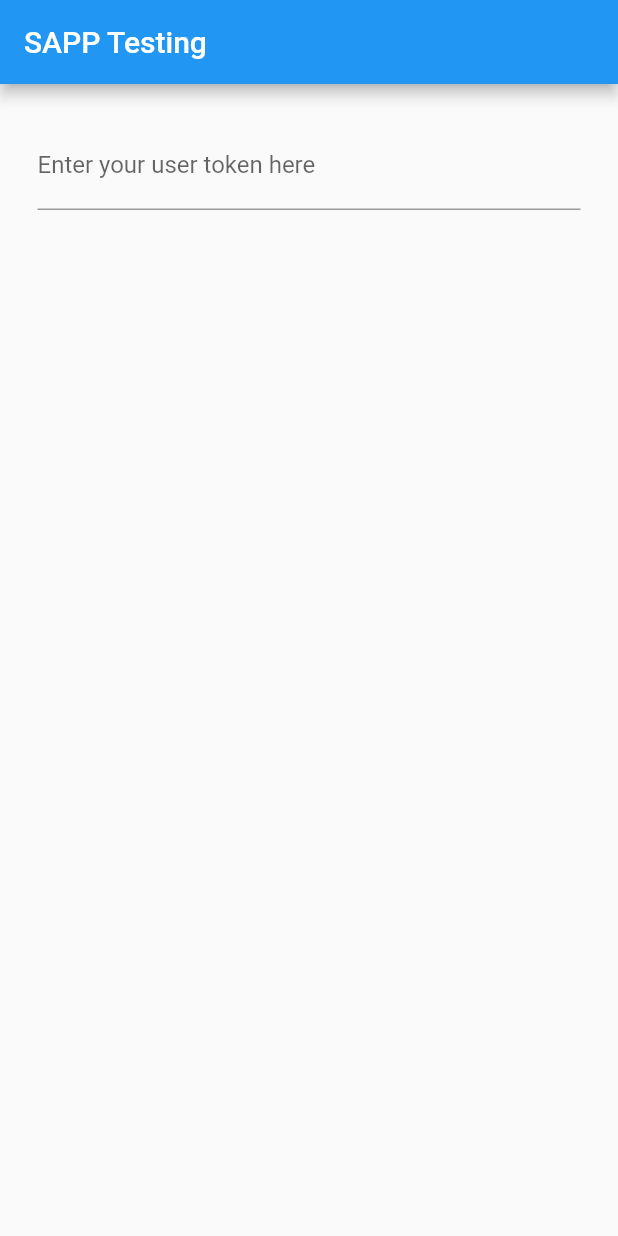
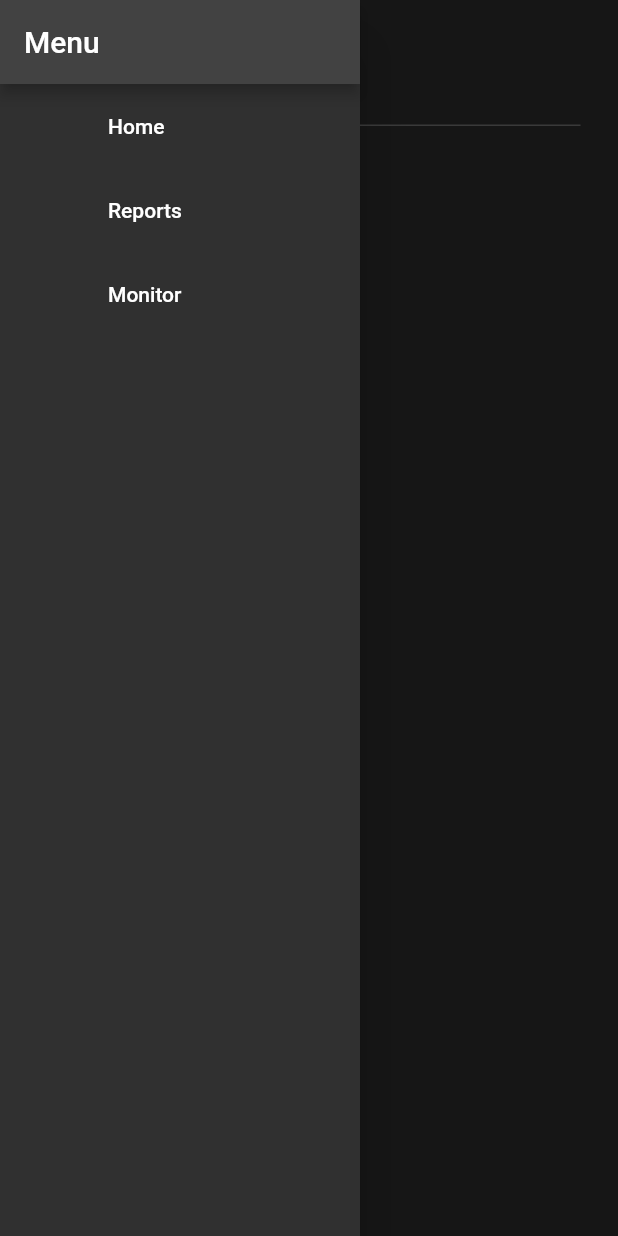
Before and after one commit to marianocarrazana/satorici-gui-flutter, a Flutter app: the screen it shows after launch, with the side drawer open (before the commit the screen has no drawer), on a phone screen of 412 x 824 dp. Run offline on Flutter 3.47's test engine with Material 2 defaults, Android fonts, the phone set to English and light mode, and no system bars; our stand-ins replace get, shared_preferences; network calls fail.

Commit message:
Add Nav menu Add Routes Add Widgets Use GetX

```diff
--- /dev/null
+++ b/lib/home.dart
@@ -0,0 +1,125 @@
+import 'dart:convert';
+
+import 'package:flutter/material.dart';
+import 'package:shared_preferences/shared_preferences.dart';
+import 'package:http/http.dart' as http;
+
+class Home extends StatefulWidget {
+  const Home({super.key});
+
+  @override
+  State<Home> createState() => _HomeState();
+}
+
+class _HomeState extends State<Home> {
+  final Future<SharedPreferences> _prefs = SharedPreferences.getInstance();
+  late Future<String> _token;
+  List<dynamic> _monitors = [];
+  String api_host = 'https://nuvyp2kffa.execute-api.us-east-2.amazonaws.com';
+  Future<void> _change_text(val) async {
+    final SharedPreferences prefs = await _prefs;
+    _token = prefs.setString('token', val).then((bool success) {
+      print('Saved: $val');
+      return val;
+    });
+    Map<String, String> requestHeaders = {
+      'Accept': 'application/json',
+      'Authorization': 'token $val'
+    };
+    http
+        .get(Uri.parse('$api_host/monitor'), headers: requestHeaders)
+        .then((response) {
+      print(response.body);
+      if (response.statusCode == 200) {
+        setState(() {
+          _monitors = jsonDecode(response.body);
+        });
+        // for (var mon in monitors) {
+        //   print(mon['ID']);
+        // }
+      } else {
+        print("error");
+      }
+    });
+  }
+
+  @override
+  void initState() {
+    super.initState();
+    _token = _prefs.then((SharedPreferences prefs) {
+      var token = prefs.getString('token') ?? 'Paste your token here';
+      print(prefs.getString('token'));
+      _change_text(token);
+      return token;
+    });
+  }
+
+  @override
+  Widget build(BuildContext context) {
+    return Column(
+      crossAxisAlignment: CrossAxisAlignment.center,
+      children: <Widget>[
+        Container(
+            margin: EdgeInsets.all(25.0),
+            child: TextFormField(
+              onFieldSubmitted: _change_text,
+              decoration: const InputDecoration(
+                border: UnderlineInputBorder(),
+                labelText: 'Enter your user token here',
+              ),
+            )),
+        Container(
+            margin: const EdgeInsets.all(25.0),
+            height: 500,
+            child: MonitorList(
+              monitors: _monitors,
+            ))
+      ],
+    );
+  }
+}
+
+class MonitorList extends StatefulWidget {
+  final List<dynamic> monitors;
+  const MonitorList({super.key, required this.monitors});
+
+  @override
+  State<MonitorList> createState() => _MonitorListState();
+}
+
+class _MonitorListState extends State<MonitorList> {
+  List<Widget> _getListings() {
+    var listings = <Widget>[];
+    for (var mon in widget.monitors) {
+      listings.add(Container(
+          decoration: BoxDecoration(
+            border: Border.all(color: Color.fromARGB(95, 0, 0, 0), width: 1),
+            borderRadius: BorderRadius.circular(5),
+            gradient: LinearGradient(colors: [
+              Color.fromARGB(255, 134, 183, 255),
+              Colors.blueAccent
+            ]),
+            boxShadow: [
+              BoxShadow(
+                  color: Color.fromARGB(108, 11, 23, 33),
+                  offset: new Offset(4, 4),
+                  blurRadius: 6),
+            ],
+          ),
+          margin: const EdgeInsets.all(20),
+          padding: const EdgeInsets.all(10),
+          child: Column(children: [
+            for (var key in mon.keys)
+              Row(
+                children: [Text('$key: '), Text(mon[key])],
+              )
+          ])));
+    }
+    return listings;
+  }
+
+  @override
+  Widget build(BuildContext context) {
+    return ListView(padding: const EdgeInsets.all(2), children: _getListings());
+  }
+}
--- a/lib/main.dart
+++ b/lib/main.dart
@@ -1,8 +1,9 @@
-import 'dart:convert';
+import 'package:flutter/material.dart';
+import 'package:get/get.dart';
 
-import 'package:flutter/material.dart';
-import 'package:http/http.dart' as http;
-import 'package:shared_preferences/shared_preferences.dart';
+import 'home.dart';
+import 'monitor.dart';
+import 'splitview.dart';
 
 void main() {
   runApp(const MyApp());
@@ -12,132 +13,17 @@ class MyApp extends StatelessWidget {
   const MyApp({super.key});
   @override
   Widget build(BuildContext context) {
-    return MaterialApp(
+    return GetMaterialApp(
         title: 'SAPP',
-        home: Scaffold(
-            appBar: AppBar(
-              title: const Text('SAPP Testing'),
-            ),
-            body: Home()));
+        defaultTransition: Transition.noTransition,
+        initialRoute: '/home',
+        theme: ThemeData.dark(),
+        getPages: [
+          GetPage(name: '/home', page: () => SplitView(content: Home())),
+          GetPage(
+              name: '/reports', page: () => const SplitView(content: Home())),
+          GetPage(
+              name: '/monitor', page: () => const SplitView(content: Monitor()))
+        ]);
   }
 }
-
-class Home extends StatefulWidget {
-  const Home({super.key});
-
-  @override
-  State<Home> createState() => _HomeState();
-}
-
-class _HomeState extends State<Home> {
-  final Future<SharedPreferences> _prefs = SharedPreferences.getInstance();
-  late Future<String> _token;
-  List<dynamic> _monitors = [];
-  String api_host = 'https://nuvyp2kffa.execute-api.us-east-2.amazonaws.com';
-  Future<void> _change_text(val) async {
-    final SharedPreferences prefs = await _prefs;
-    _token = prefs.setString('token', val).then((bool success) {
-      print('Saved: $val');
-      return val;
-    });
-    Map<String, String> requestHeaders = {
-      'Accept': 'application/json',
-      'Authorization': 'token $val'
-    };
-    http
-        .get(Uri.parse('$api_host/monitor'), headers: requestHeaders)
-        .then((response) {
-      print(response.body);
-      if (response.statusCode == 200) {
-        setState(() {
-          _monitors = jsonDecode(response.body);
-        });
-        // for (var mon in monitors) {
-        //   print(mon['ID']);
-        // }
-      } else {
-        print("error");
-      }
-    });
-  }
-
-  @override
-  void initState() {
-    super.initState();
-    _token = _prefs.then((SharedPreferences prefs) {
-      var token = prefs.getString('token') ?? 'Paste your token here';
-      print(prefs.getString('token'));
-      _change_text(token);
-      return token;
-    });
-  }
-
-  @override
-  Widget build(BuildContext context) {
-    return Column(
-      crossAxisAlignment: CrossAxisAlignment.center,
-      children: <Widget>[
-        Container(
-            margin: EdgeInsets.all(25.0),
-            child: TextFormField(
-              onFieldSubmitted: _change_text,
-              decoration: const InputDecoration(
-                border: UnderlineInputBorder(),
-                labelText: 'Enter your user token here',
-              ),
-            )),
-        Container(
-            margin: const EdgeInsets.all(25.0),
-            height: 500,
-            child: MonitorList(
-              monitors: _monitors,
-            ))
-      ],
-    );
-  }
-}
-
-class MonitorList extends StatefulWidget {
-  final List<dynamic> monitors;
-  const MonitorList({super.key, required this.monitors});
-
-  @override
-  State<MonitorList> createState() => _MonitorListState();
-}
-
-class _MonitorListState extends State<MonitorList> {
-  List<Widget> _getListings() {
-    var listings = <Widget>[];
-    for (var mon in widget.monitors) {
-      listings.add(Container(
-          decoration: BoxDecoration(
-            border: Border.all(color: Color.fromARGB(95, 0, 0, 0), width: 1),
-            borderRadius: BorderRadius.circular(5),
-            gradient: LinearGradient(colors: [
-              Color.fromARGB(255, 134, 183, 255),
-              Colors.blueAccent
-            ]),
-            boxShadow: [
-              BoxShadow(
-                  color: Color.fromARGB(108, 11, 23, 33),
-                  offset: new Offset(4, 4),
-                  blurRadius: 6),
-            ],
-          ),
-          margin: const EdgeInsets.all(20),
-          padding: const EdgeInsets.all(10),
-          child: Column(children: [
-            for (var key in mon.keys)
-              Row(
-                children: [Text('$key: '), Text(mon[key])],
-              )
-          ])));
-    }
-    return listings;
-  }
-
-  @override
-  Widget build(BuildContext context) {
-    return ListView(padding: const EdgeInsets.all(2), children: _getListings());
-  }
-}
--- /dev/null
+++ b/lib/menu.dart
@@ -0,0 +1,54 @@
+// app_menu.dart
+import 'package:flutter/material.dart';
+import 'package:get/get.dart';
+
+class AppMenu extends StatelessWidget {
+  final _pageList = {
+    'Home': '/home',
+    'Reports': '/reports',
+    'Monitor': '/monitor',
+  };
+  @override
+  Widget build(BuildContext context) {
+    return Scaffold(
+      appBar: AppBar(title: Text('Menu')),
+      body: ListView(
+        // Note: use ListView.builder if there are many items
+        children: <Widget>[
+          // iterate through the keys to get the page names
+          for (String pageName in _pageList.keys)
+            PageListTile(
+              pageName: pageName,
+              onPressed: () => Get.toNamed(_pageList[pageName]!),
+            ),
+        ],
+      ),
+    );
+  }
+}
+
+class PageListTile extends StatelessWidget {
+  const PageListTile({
+    Key? key,
+    this.selectedPageName,
+    required this.pageName,
+    this.onPressed,
+  }) : super(key: key);
+  final String? selectedPageName;
+  final String pageName;
+  final VoidCallback? onPressed;
+  @override
+  Widget build(BuildContext context) {
+    return ListTile(
+      // show a check icon if the page is currently selected
+      // note: we use Opacity to ensure that all tiles have a leading widget
+      // and all the titles are left-aligned
+      leading: Opacity(
+        opacity: selectedPageName == pageName ? 1.0 : 0.0,
+        child: Icon(Icons.check),
+      ),
+      title: Text(pageName),
+      onTap: onPressed,
+    );
+  }
+}
--- /dev/null
+++ b/lib/splitview.dart
@@ -0,0 +1,46 @@
+import 'package:flutter/material.dart';
+
+import 'menu.dart';
+
+class SplitView extends StatelessWidget {
+  const SplitView({
+    Key? key,
+    required this.content,
+    // these values are now configurable with sensible default values
+    this.breakpoint = 600,
+    this.menuWidth = 240,
+  }) : super(key: key);
+  final Widget content;
+  final double breakpoint;
+  final double menuWidth;
+
+  @override
+  Widget build(BuildContext context) {
+    final screenWidth = MediaQuery.of(context).size.width;
+    if (screenWidth >= breakpoint) {
+      // widescreen: menu on the left, content on the right
+      return Scaffold(
+          body: Row(
+        children: [
+          SizedBox(
+            width: menuWidth,
+            child: AppMenu(),
+          ),
+          Container(width: 0.5, color: Colors.black),
+          Expanded(child: content),
+        ],
+      ));
+    } else {
+      // narrow screen: show content, menu inside drawer
+      return Scaffold(
+        body: content,
+        drawer: SizedBox(
+          width: menuWidth,
+          child: Drawer(
+            child: AppMenu(),
+          ),
+        ),
+      );
+    }
+  }
+}
--- a/pubspec.yaml
+++ b/pubspec.yaml
@@ -38,6 +38,7 @@ dependencies:
   cupertino_icons: ^1.0.2
   http: ^0.13.5
   shared_preferences: ^2.0.15
+  get: ^4.6.5
 
 dev_dependencies:
   flutter_test:
```
Also changed, not shown: lib/monitor.dart (added, +116 -0 lines), pubspec.lock.
